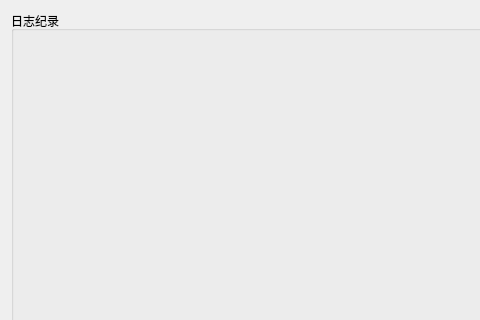
ChinaClever/PDU-CalibrateTool, file PDU-CalibrateTool/logs/logmainwid.ui: the form before one commit; both pictures show x 0 to 480 and y 0 to 320 of the 818 by 514 pixel window.
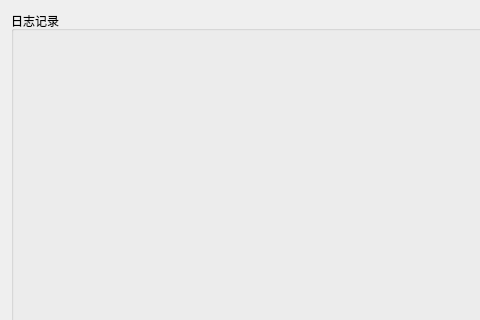
The form after the commit.

```diff
--- a/PDU-CalibrateTool/logs/logmainwid.ui
+++ b/PDU-CalibrateTool/logs/logmainwid.ui
@@ -17,7 +17,7 @@
    <item row="0" column="0">
     <widget class="QGroupBox" name="groupBox">
      <property name="title">
-      <string>日志纪录</string>
+      <string>日志记录</string>
      </property>
      <layout class="QGridLayout" name="gridLayout_2">
       <item row="0" column="0">
```
